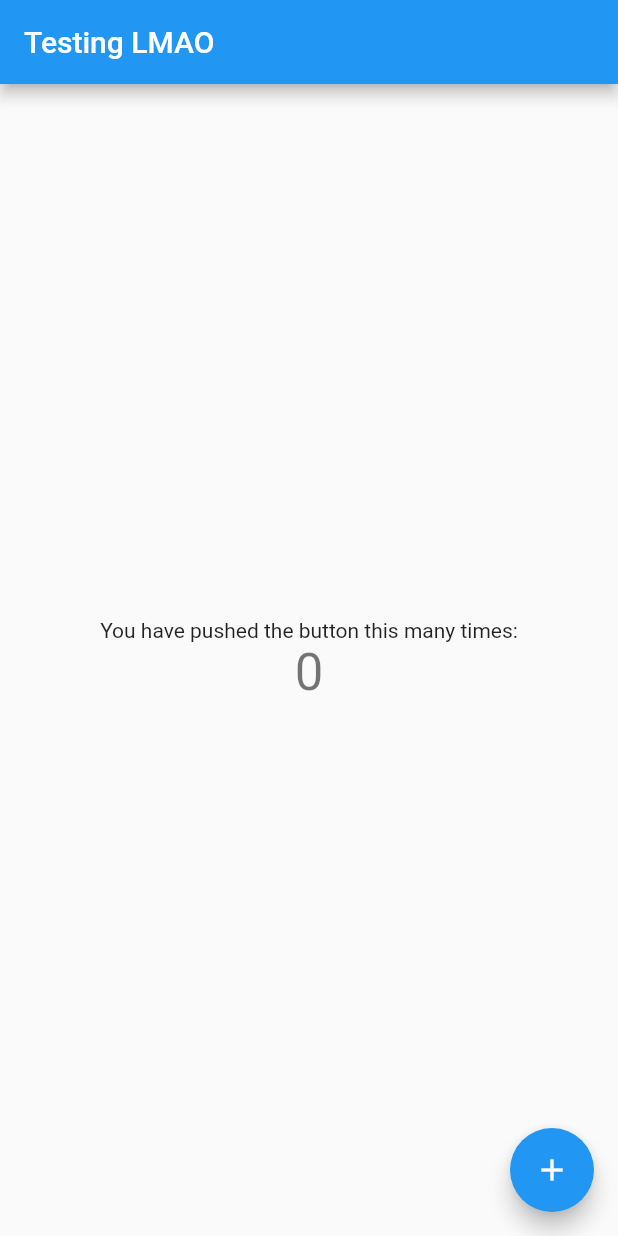
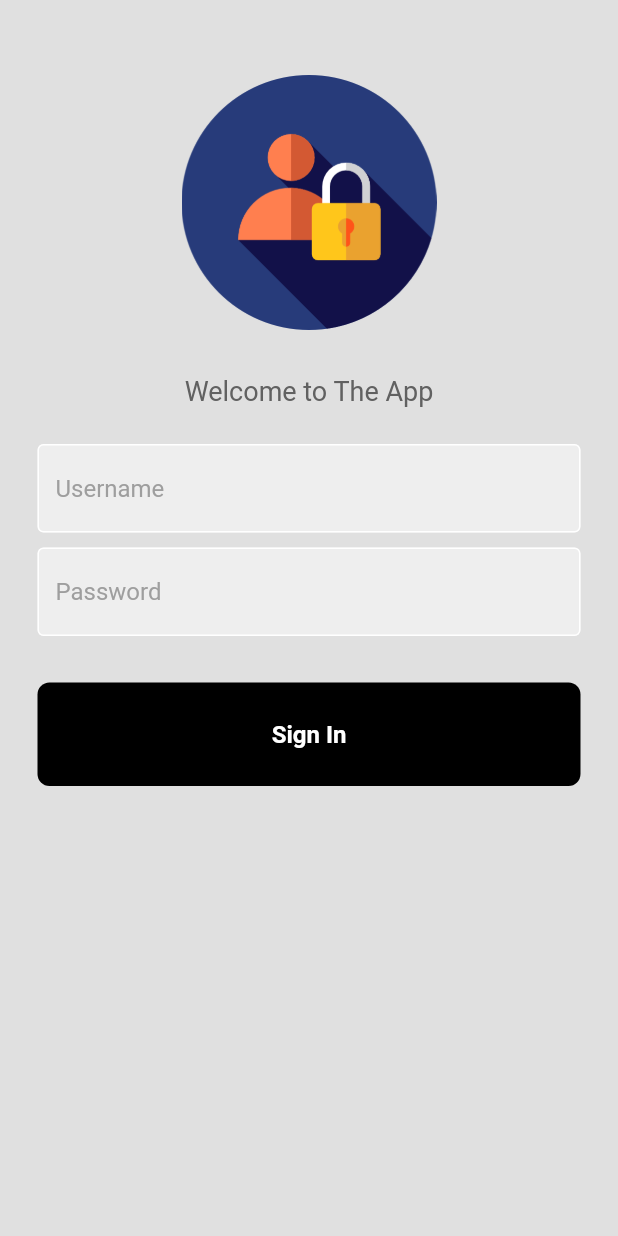
Before and after one commit to KrishnanN27/Login-Page, a Flutter app: the screen it shows after launch, on a phone screen of 412 x 824 dp. Run offline on Flutter 3.47's test engine with Material 2 defaults, Android fonts, the phone set to English and light mode, and no system bars.

Commit message:
Made a basic login page with empty validation

```diff
--- a/lib/main.dart
+++ b/lib/main.dart
@@ -1,115 +1,16 @@
 import 'package:flutter/material.dart';
+import 'package:login_activity/pages/login_page.dart';
 
 void main() {
-  runApp(const MyApp());
+  runApp(LoginApp());
 }
 
-class MyApp extends StatelessWidget {
-  const MyApp({super.key});
-
-  // This widget is the root of your application.
+class LoginApp extends StatelessWidget {
   @override
   Widget build(BuildContext context) {
     return MaterialApp(
-      title: 'Testing lmao',
-      theme: ThemeData(
-        // This is the theme of your application.
-        //
-        // Try running your application with "flutter run". You'll see the
-        // application has a blue toolbar. Then, without quitting the app, try
-        // changing the primarySwatch below to Colors.green and then invoke
-        // "hot reload" (press "r" in the console where you ran "flutter run",
-        // or simply save your changes to "hot reload" in a Flutter IDE).
-        // Notice that the counter didn't reset back to zero; the application
-        // is not restarted.
-        primarySwatch: Colors.blue,
-      ),
-      home: const MyHomePage(title: 'Testing LMAO'),
+      home: LoginPage(),
+      debugShowCheckedModeBanner: false,
     );
   }
 }
-
-class MyHomePage extends StatefulWidget {
-  const MyHomePage({super.key, required this.title});
-
-  // This widget is the home page of your application. It is stateful, meaning
-  // that it has a State object (defined below) that contains fields that affect
-  // how it looks.
-
-  // This class is the configuration for the state. It holds the values (in this
-  // case the title) provided by the parent (in this case the App widget) and
-  // used by the build method of the State. Fields in a Widget subclass are
-  // always marked "final".
-
-  final String title;
-
-  @override
-  State<MyHomePage> createState() => _MyHomePageState();
-}
-
-class _MyHomePageState extends State<MyHomePage> {
-  int _counter = 0;
-
-  void _incrementCounter() {
-    setState(() {
-      // This call to setState tells the Flutter framework that something has
-      // changed in this State, which causes it to rerun the build method below
-      // so that the display can reflect the updated values. If we changed
-      // _counter without calling setState(), then the build method would not be
-      // called again, and so nothing would appear to happen.
-      _counter++;
-    });
-  }
-
-  @override
-  Widget build(BuildContext context) {
-    // This method is rerun every time setState is called, for instance as done
-    // by the _incrementCounter method above.
-    //
-    // The Flutter framework has been optimized to make rerunning build methods
-    // fast, so that you can just rebuild anything that needs updating rather
-    // than having to individually change instances of widgets.
-    return Scaffold(
-      appBar: AppBar(
-        // Here we take the value from the MyHomePage object that was created by
-        // the App.build method, and use it to set our appbar title.
-        title: Text(widget.title),
-      ),
-      body: Center(
-        // Center is a layout widget. It takes a single child and positions it
-        // in the middle of the parent.
-        child: Column(
-          // Column is also a layout widget. It takes a list of children and
-          // arranges them vertically. By default, it sizes itself to fit its
-          // children horizontally, and tries to be as tall as its parent.
-          //
-          // Invoke "debug painting" (press "p" in the console, choose the
-          // "Toggle Debug Paint" action from the Flutter Inspector in Android
-          // Studio, or the "Toggle Debug Paint" command in Visual Studio Code)
-          // to see the wireframe for each widget.
-          //
-          // Column has various properties to control how it sizes itself and
-          // how it positions its children. Here we use mainAxisAlignment to
-          // center the children vertically; the main axis here is the vertical
-          // axis because Columns are vertical (the cross axis would be
-          // horizontal).
-          mainAxisAlignment: MainAxisAlignment.center,
-          children: <Widget>[
-            const Text(
-              'You have pushed the button this many times:',
-            ),
-            Text(
-              '$_counter',
-              style: Theme.of(context).textTheme.headline4,
-            ),
-          ],
-        ),
-      ),
-      floatingActionButton: FloatingActionButton(
-        onPressed: _incrementCounter,
-        tooltip: 'Increment',
-        child: const Icon(Icons.add),
-      ), // This trailing comma makes auto-formatting nicer for build methods.
-    );
-  }
-}
--- /dev/null
+++ b/lib/pages/home_page.dart
@@ -0,0 +1,21 @@
+import 'package:flutter/material.dart';
+
+class HomePage extends StatelessWidget {
+  @override
+  Widget build(BuildContext context) {
+    return Scaffold(
+      appBar: AppBar(
+        title: Text('Home Page'),
+      ),
+      body: GestureDetector(
+        onTap: () {
+          // Close the keyboard when tapping outside of the text fields
+          FocusScope.of(context).unfocus();
+        },
+        child: Center(
+          child: Text('Welcome to the Home Page!'),
+        ),
+      ),
+    );
+  }
+}
--- /dev/null
+++ b/lib/pages/login_page.dart
@@ -0,0 +1,132 @@
+import 'package:flutter/material.dart';
+import 'package:login_activity/pages/home_page.dart';
+
+class LoginPage extends StatefulWidget {
+  @override
+  _LoginPageState createState() => _LoginPageState();
+}
+
+class _LoginPageState extends State<LoginPage> {
+  String username = '';
+  String password = '';
+  String errorText = '';
+
+  void validateCredentials() {
+    // Perform your authentication logic here
+    if (username == 'admin' && password == 'password') {
+      // Successful login, navigate to a new page
+      Navigator.push(
+        context,
+        MaterialPageRoute(builder: (context) => HomePage()),
+      );
+      setState(() {
+        errorText = '';
+      });
+    } else {
+      // Invalid credentials, display an error message
+      setState(() {
+        errorText = 'Invalid username or password';
+      });
+    }
+  }
+
+  @override
+  Widget build(BuildContext context) {
+    return Scaffold(
+      backgroundColor: Colors.grey[300],
+      body: Center(
+        child: ListView(
+          children: [
+            Column(
+              crossAxisAlignment: CrossAxisAlignment.center,
+              children: [
+                const SizedBox(height: 50,),
+                SizedBox(
+                    height: 170,
+                    width: 170,
+                    child: Image.asset('lib/images/1.png',)),
+                const SizedBox(height: 30,),
+                Text("Welcome to The App",style: TextStyle(color: Colors.grey[700],fontSize: 18),),
+                const SizedBox(height: 25),
+
+                Padding(
+                  padding: const EdgeInsets.symmetric(horizontal: 25.0),
+                  child: TextField(
+                    onChanged: (value) {
+                      setState(() {
+                        username = value;
+                      });
+                    },
+                    decoration: InputDecoration(
+                        enabledBorder: const OutlineInputBorder(
+                          borderSide: BorderSide(color: Colors.white),
+                        ),
+                        focusedBorder: OutlineInputBorder(
+                          borderSide: BorderSide(color: Colors.grey.shade400),
+                        ),
+                        fillColor: Colors.grey.shade200,
+                        filled: true,
+                        hintText: "Username",
+                        hintStyle: TextStyle(color: Colors.grey[500])),
+                  ),
+                ),
+                const SizedBox(height: 10,),
+
+                Padding(
+                  padding: const EdgeInsets.symmetric(horizontal: 25.0),
+                  child: TextField(
+                    onChanged: (value) {
+                      setState(() {
+                        password = value;
+                      });
+                    },
+                    obscureText: true,
+                    decoration: InputDecoration(
+                        enabledBorder: const OutlineInputBorder(
+                          borderSide: BorderSide(color: Colors.white),
+                        ),
+                        focusedBorder: OutlineInputBorder(
+                          borderSide: BorderSide(color: Colors.grey.shade400),
+                        ),
+                        fillColor: Colors.grey.shade200,
+                        filled: true,
+                        hintText: "Password",
+                        hintStyle: TextStyle(color: Colors.grey[500])),
+                  ),
+                ),
+                const SizedBox(height: 15,),
+                Text(
+                  errorText,
+                  style: const TextStyle(
+                    color: Colors.red,
+                  ),
+                ),
+                GestureDetector(
+                  onTap: validateCredentials,
+                  child: Container(
+                    padding: const EdgeInsets.all(25),
+                    margin: const EdgeInsets.symmetric(horizontal: 25),
+                    decoration: BoxDecoration(
+                      color: Colors.black,
+                      borderRadius: BorderRadius.circular(8),
+                    ),
+                    child: const Center(
+                      child: Text(
+                        "Sign In",
+                        style: TextStyle(
+                          color: Colors.white,
+                          fontWeight: FontWeight.bold,
+                          fontSize: 16,
+                        ),
+                      ),
+                    ),
+                  ),
+                ),
+              ],
+            )
+          ],
+        ),
+      ),
+    );
+  }
+}
--- a/pubspec.yaml
+++ b/pubspec.yaml
@@ -60,8 +60,8 @@ flutter:
   uses-material-design: true
 
   # To add assets to your application, add an assets section, like this:
-  # assets:
-  #   - images/a_dot_burr.jpeg
+  assets:
+    - lib/images/
   #   - images/a_dot_ham.jpeg
 
   # An image asset can refer to one or more resolution-specific "variants", see
```
Also changed, not shown: lib/images/1.png (added).
